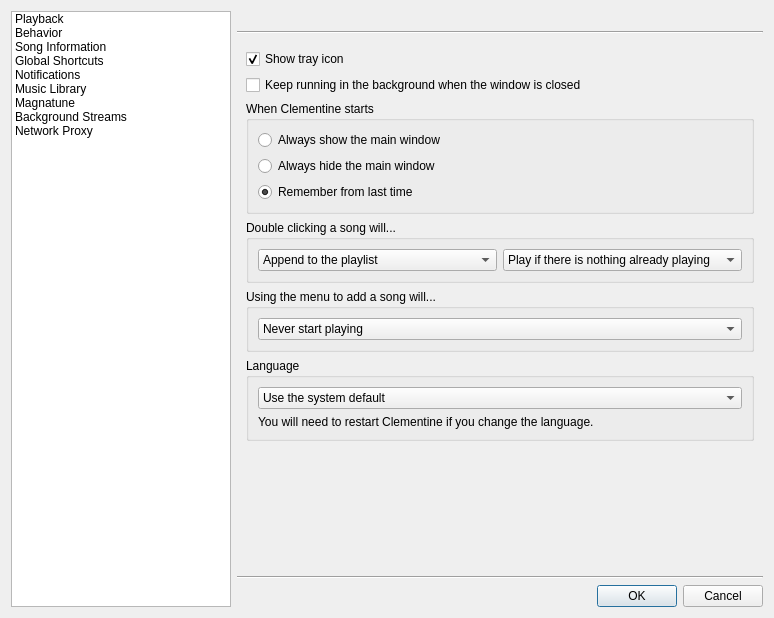
clementine-player/Clementine, file src/ui/settingsdialog.ui: the form before one commit.
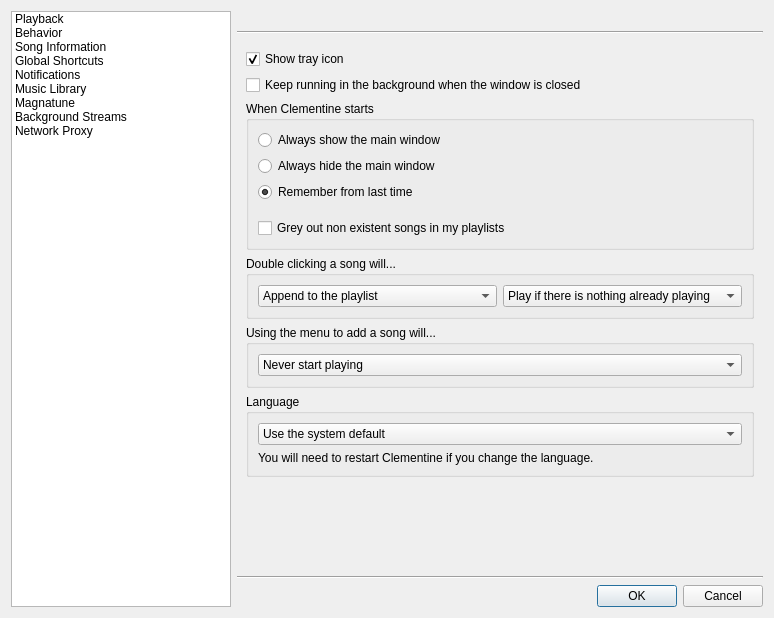
The form after the commit. The open tabs and pages were chosen to show the change. Icons and pictures are not drawn. Custom widgets are drawn as their Qt base class.

Commit message: new option for greying out deleted songs on startup

Patch:
```diff
--- a/src/ui/settingsdialog.ui
+++ b/src/ui/settingsdialog.ui
@@ -449,6 +449,29 @@
               </property>
              </widget>
             </item>
+            <item>
+             <spacer name="verticalSpacer_6">
+              <property name="orientation">
+               <enum>Qt::Vertical</enum>
+              </property>
+              <property name="sizeType">
+               <enum>QSizePolicy::Fixed</enum>
+              </property>
+              <property name="sizeHint" stdset="0">
+               <size>
+                <width>20</width>
+                <height>10</height>
+               </size>
+              </property>
+             </spacer>
+            </item>
+            <item>
+             <widget class="QCheckBox" name="b_grey_out_deleted_">
+              <property name="text">
+               <string>Grey out non existent songs in my playlists</string>
+              </property>
+             </widget>
+            </item>
            </layout>
           </widget>
          </item>
```
Left out of the diff: 2 changed lines with no effect on the pictures. The commit also changes 56 other files.
